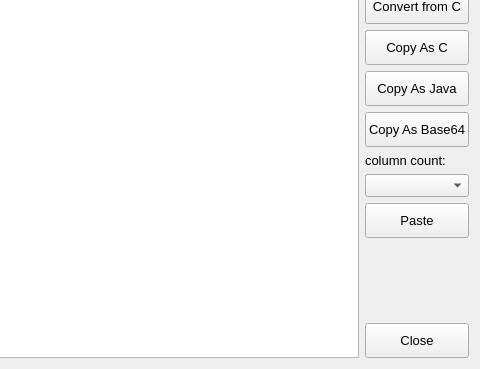
The window that mainwindow.ui (yormuhammad/hexit) describes before a commit, drawn with Qt 5; both pictures show x 207 to 687 and y 104 to 473 of the 687 by 473 pixel window.
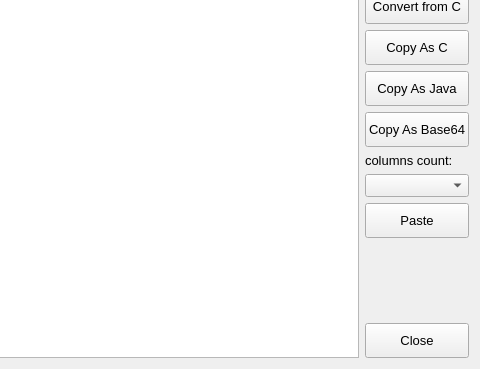
The same window after the commit.

Diff of the .ui file:
```diff
--- a/mainwindow.ui
+++ b/mainwindow.ui
@@ -147,7 +147,7 @@
        <item>
         <widget class="QLabel" name="label">
          <property name="text">
-          <string>column count:</string>
+          <string>columns count:</string>
          </property>
         </widget>
        </item>
```
